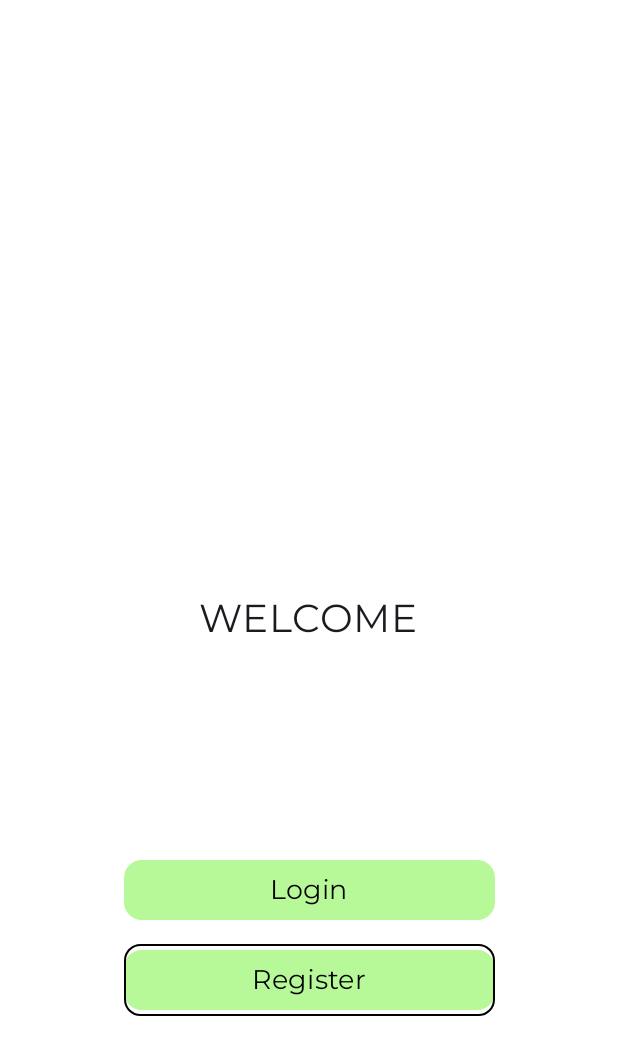
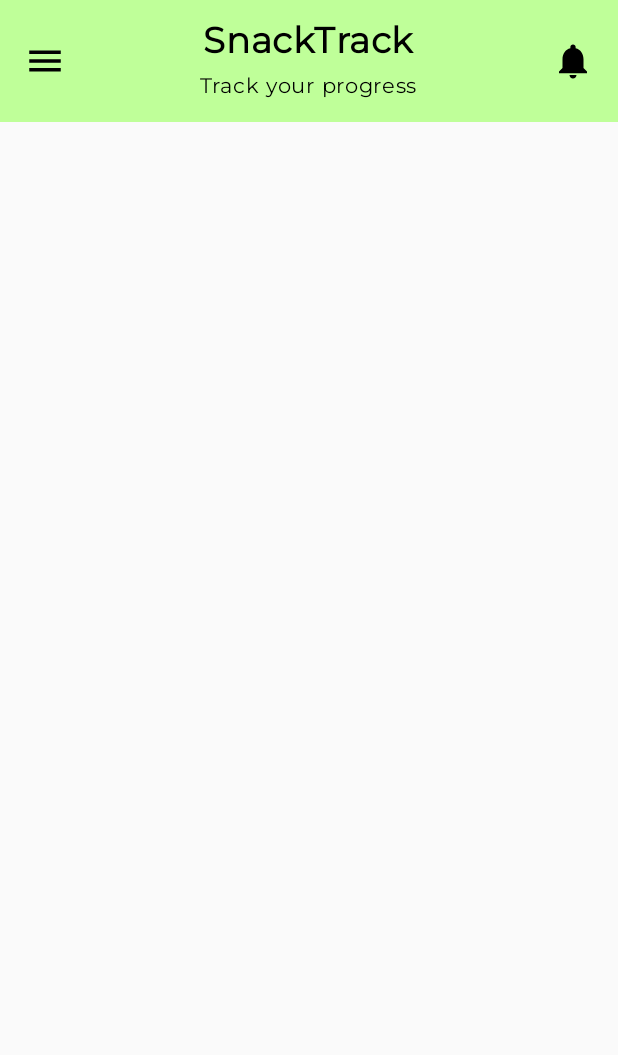
Before and after one commit to macp3/SnackTrackMobile, an Android app built with Jetpack Compose: the screen it shows after launch (MainActivity), on a phone screen of 412 x 824 dp. Shown: the top 1055 px of the screen. Run offline under Robolectric (Android 15) with nearby library versions, the phone set to English and light mode, and no system bars.

Commit message:
TopBarWithIcons and TopBar, base for firebase push notifications

```diff
--- a/app/src/main/java/study/snacktrackmobile/MainActivity.kt
+++ b/app/src/main/java/study/snacktrackmobile/MainActivity.kt
@@ -2,9 +2,12 @@ package study.snacktrackmobile
 import android.os.Bundle
 import androidx.activity.ComponentActivity
 import androidx.activity.compose.setContent
+import androidx.compose.foundation.layout.Column
 import androidx.compose.ui.text.font.Font
 import androidx.compose.ui.text.font.FontFamily
 import androidx.compose.ui.text.font.FontWeight
+import study.snacktrackmobile.ui.components.SnackTrackTopBar
+import study.snacktrackmobile.ui.components.SnackTrackTopBarWithIcons
 import study.snacktrackmobile.ui.theme.SnackTrackMobileTheme
 import study.snacktrackmobile.ui.views.LoginScreen
 
@@ -14,11 +17,14 @@ class MainActivity : ComponentActivity() {
         super.onCreate(savedInstanceState)
         setContent {
             SnackTrackMobileTheme{
-                LoginScreen(
-                    onLoginClick = {},
-                    onRegisterClick = {},
-                    onGoogleSignInClick = {}
-                )
+                Column {
+                    SnackTrackTopBarWithIcons()
+                    LoginScreen(
+                        onLoginClick = {},
+                        onRegisterClick = {},
+                        onGoogleSignInClick = {}
+                    )
+                }
             }
         }
     }
--- /dev/null
+++ b/app/src/main/java/study/snacktrackmobile/ui/components/SnackTrackTopBarIcons.kt
@@ -0,0 +1,189 @@
+package study.snacktrackmobile.ui.components
+
+import androidx.compose.animation.AnimatedVisibility
+import androidx.compose.foundation.background
+import androidx.compose.foundation.clickable
+import androidx.compose.foundation.layout.*
+import androidx.compose.material.icons.Icons
+import androidx.compose.material.icons.filled.Menu
+import androidx.compose.material.icons.filled.Notifications
+import androidx.compose.material3.*
+import androidx.compose.material3.HorizontalDivider
+import androidx.compose.runtime.*
+import androidx.compose.ui.Alignment
+import androidx.compose.ui.Modifier
+import androidx.compose.ui.graphics.Color
+import androidx.compose.ui.text.font.Font
+import androidx.compose.ui.text.font.FontFamily
+import androidx.compose.ui.text.font.FontWeight
+import androidx.compose.ui.unit.dp
+import androidx.compose.ui.unit.sp
+import kotlinx.coroutines.CoroutineScope
+import kotlinx.coroutines.launch
+import study.snacktrackmobile.R
+
+@OptIn(ExperimentalMaterial3Api::class)
+@Composable
+fun SnackTrackTopBarWithIcons() {
+    val montserratFont = FontFamily(Font(R.font.montserrat, weight = FontWeight.Normal))
+
+    // Stany drawerów
+    val leftDrawerState = rememberDrawerState(initialValue = DrawerValue.Closed)
+    var rightDrawerOpen by remember { mutableStateOf(false) }
+    val scope = rememberCoroutineScope()
+
+    ModalNavigationDrawer(
+        drawerState = leftDrawerState,
+        drawerContent = {
+            Column(
+                modifier = Modifier
+                    .fillMaxHeight()
+                    .width(280.dp)
+                    .background(Color.White)
+                    .padding(vertical = 24.dp, horizontal = 16.dp)
+            ) {
+                Text(
+                    text = "Menu",
+                    fontSize = 28.sp,
+                    fontWeight = FontWeight.ExtraBold,
+                    color = Color(0xFF4CAF50),
+                    modifier = Modifier.padding(bottom = 24.dp)
+                )
+
+                @Composable
+                fun renderOption(title: String, action: () -> Unit) {
+                    Text(
+                        text = title,
+                        fontSize = 20.sp,
+                        fontWeight = FontWeight.Medium,
+                        color = Color(0xFF333333),
+                        modifier = Modifier
+                            .fillMaxWidth()
+                            .padding(vertical = 12.dp)
+                            .clickable {
+                                action()
+                                scope.launch { leftDrawerState.close() }
+                            }
+                    )
+                }
+
+                // Przykładowe opcje
+                renderOption("Home") { println("Nawigacja do Home") }
+                renderOption("Profile") { println("Nawigacja do Profile") }
+                renderOption("Progress") { println("Wyświetlanie progresu") }
+                renderOption("Settings") { println("Otwieranie ustawień") }
+            }
+        },
+        content = {
+            // Główny ekran z TopBar
+            Box(modifier = Modifier.fillMaxSize()) {
+
+                // TopBar
+                Row(
+                    modifier = Modifier
+                        .fillMaxWidth()
+                        .background(Color(0xFFBFFF99))
+                        .padding(horizontal = 16.dp, vertical = 12.dp),
+                    verticalAlignment = Alignment.CenterVertically,
+                    horizontalArrangement = Arrangement.SpaceBetween
+                ) {
+                    // Lewy hamburger
+                    Icon(
+                        imageVector = Icons.Filled.Menu,
+                        contentDescription = "Menu",
+                        modifier = Modifier
+                            .size(28.dp)
+                            .clickable { scope.launch { leftDrawerState.open() } },
+                        tint = Color.Black
+                    )
+
+                    // Tytuł w centrum
+                    Column(horizontalAlignment = Alignment.CenterHorizontally) {
+                        Text(
+                            text = "SnackTrack",
+                            fontFamily = montserratFont,
+                            fontSize = 24.sp,
+                            fontWeight = FontWeight.Bold,
+                            color = Color.Black
+                        )
+                        Spacer(modifier = Modifier.height(4.dp))
+                        Text(
+                            text = "Track your progress",
+                            fontFamily = montserratFont,
+                            fontSize = 14.sp,
+                            color = Color.Black
+                        )
+                    }
+
+                    // Prawy drawer (powiadomienia)
+                    Icon(
+                        imageVector = Icons.Filled.Notifications,
+                        contentDescription = "Notifications",
+                        modifier = Modifier
+                            .size(28.dp)
+                            .clickable { rightDrawerOpen = true },
+                        tint = Color.Black
+                    )
+                }
+
+                // Prawy drawer wysuwany z prawej
+                RightDrawer(drawerState = rightDrawerOpen, onClose = { rightDrawerOpen = false }) {
+                    Text(
+                        text = "Notifications",
+                        fontSize = 24.sp,
+                        fontWeight = FontWeight.ExtraBold,
+                        color = Color(0xFF4CAF50),
+                        modifier = Modifier.padding(bottom = 16.dp)
+                    )
+                    HorizontalDivider(color = Color.LightGray, thickness = 1.dp)
+                    Spacer(modifier = Modifier.height(12.dp))
+
+                    // Przykładowe powiadomienia
+                    repeat(10) { index ->
+                        Text(
+                            text = "Powiadomienie #${index + 1}",
+                            fontSize = 18.sp,
+                            fontWeight = FontWeight.Medium,
+                            color = Color.Black,
+                            modifier = Modifier
+                                .fillMaxWidth()
+                                .padding(vertical = 8.dp)
+                        )
+                    }
+                }
+            }
+        }
+    )
+}
+
+@Composable
+fun RightDrawer(
+    drawerState: Boolean,
+    onClose: () -> Unit,
+    content: @Composable ColumnScope.() -> Unit
+) {
+    Box(modifier = Modifier.fillMaxSize()) {
+        if (drawerState) {
+            Box(
+                modifier = Modifier
+                    .fillMaxSize()
+                    .background(Color(0x80000000))
+                    .clickable { onClose() }
+            )
+        }
+
+        AnimatedVisibility(
+            visible = drawerState,
+            modifier = Modifier.align(Alignment.CenterEnd)
+        ) {
+            Column(
+                modifier = Modifier
+                    .width(280.dp)
+                    .fillMaxHeight()
+                    .background(Color.White)
+                    .padding(16.dp),
+                content = content
+            )
+        }
+    }
+}
```
Also changed, not shown: app/src/main/java/study/snacktrackmobile/model/NotificationItem.kt (added, +7 -0 lines), app/src/main/java/study/snacktrackmobile/repository/NotificationsRepository.kt (added, +17 -0 lines), app/src/main/java/study/snacktrackmobile/services/MyFirebaseMessagingService.kt (added, +49 -0 lines), app/src/main/java/study/snacktrackmobile/ui/components/SnackTrackTopBar.kt (added, +44 -0 lines), app/src/main/java/study/snacktrackmobile/viewmodel/NotificationsViewModel.kt (added, +25 -0 lines).
